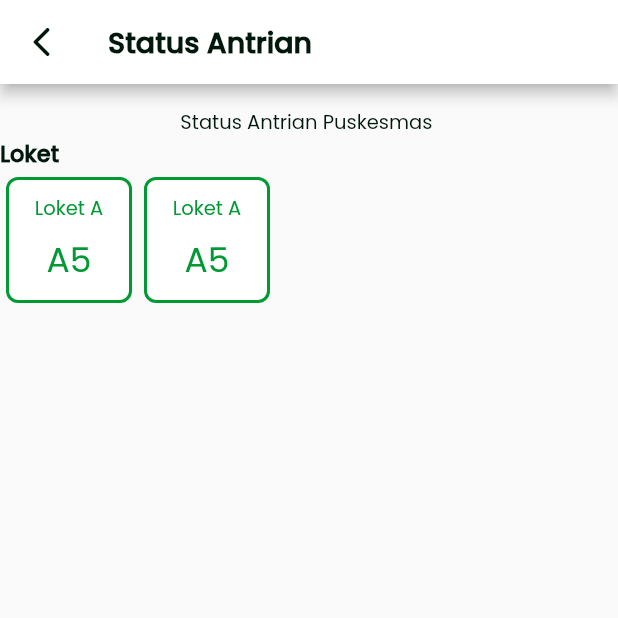
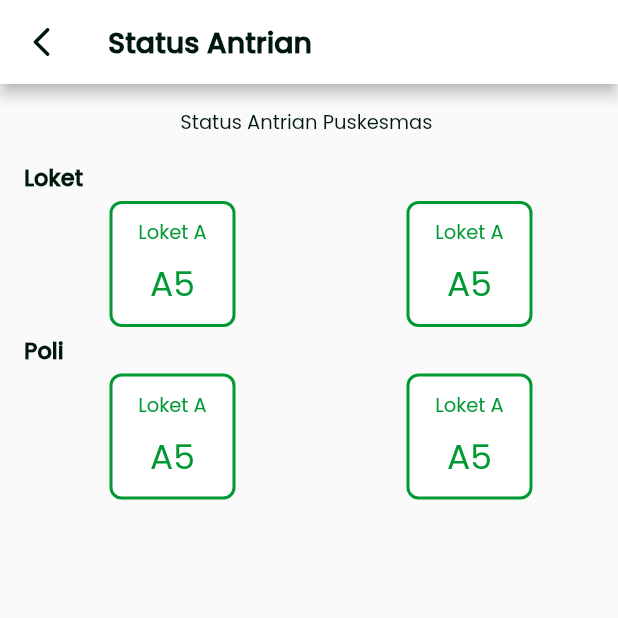
Before and after one commit to roningrum/pustaka_app, a Flutter app: the PuskesmasAntrianDetail screen opened directly with empty values, on a phone screen of 412 x 824 dp, the top half of it. Run offline on Flutter 3.47's test engine with Material 2 defaults, Android fonts, the phone set to English and light mode, and no system bars; our stand-ins replace cached_network_image, flutter_svg, google_maps_flutter, shimmer.

Commit message:
update interface detail

```diff
--- a/lib/screens/puskesmas_lihat_antrian_detail.dart
+++ b/lib/screens/puskesmas_lihat_antrian_detail.dart
@@ -35,19 +35,31 @@ class PuskesmasAntrianDetail extends StatelessWidget {
                 style: kPustakaBlackRegular.copyWith(fontSize: 13)),
           ),
         ),
-        Column(
+        Container(
+          margin: EdgeInsets.only(top: 16, left: 16),
+          child: Column(
             crossAxisAlignment: CrossAxisAlignment.start,
-          mainAxisAlignment: MainAxisAlignment.start,
             children: [
               Text('Loket',
                   style: kPustakaBlackBoldMedium.copyWith(fontSize: 15)),
               Row(
+                mainAxisAlignment: MainAxisAlignment.spaceAround,
+                children: [
+                  PuskesmasAntrianItem(),
+                  PuskesmasAntrianItem(),
+                ],
+              ),
+              Text('Poli',
+                  style: kPustakaBlackBoldMedium.copyWith(fontSize: 15)),
+              Row(
+                mainAxisAlignment: MainAxisAlignment.spaceAround,
                 children: [
                   PuskesmasAntrianItem(),
                   PuskesmasAntrianItem(),
                 ],
               )
             ],
+          ),
         )
       ]),
     );
```
Lines whose indentation alone changed are shown as unchanged.
